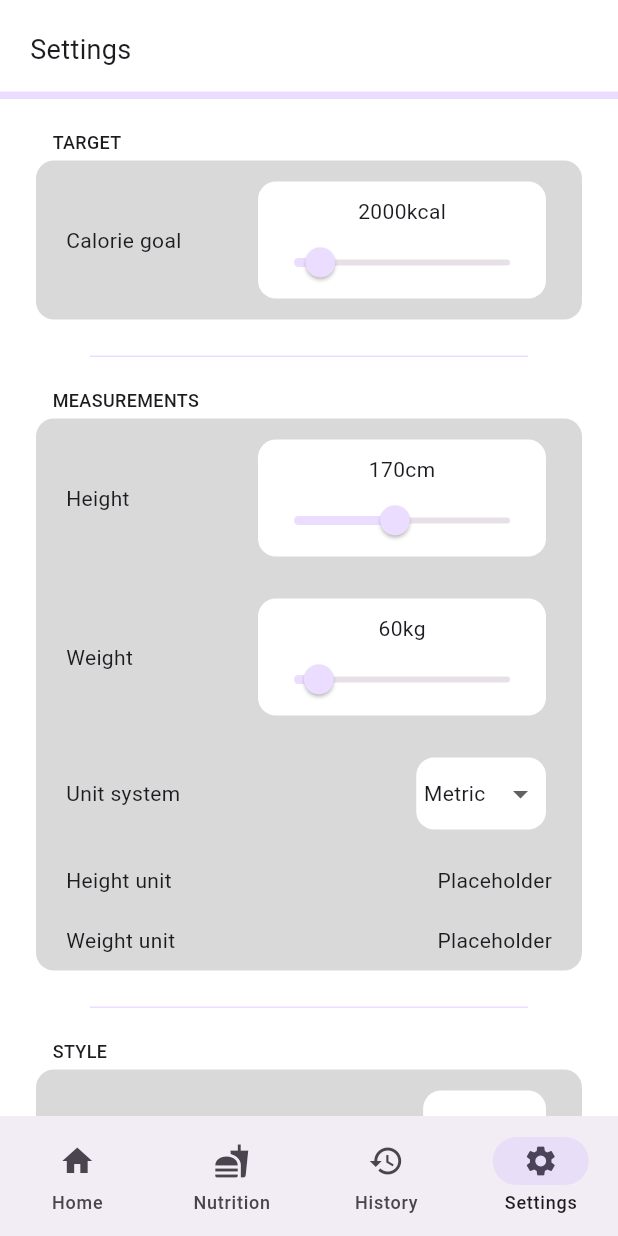
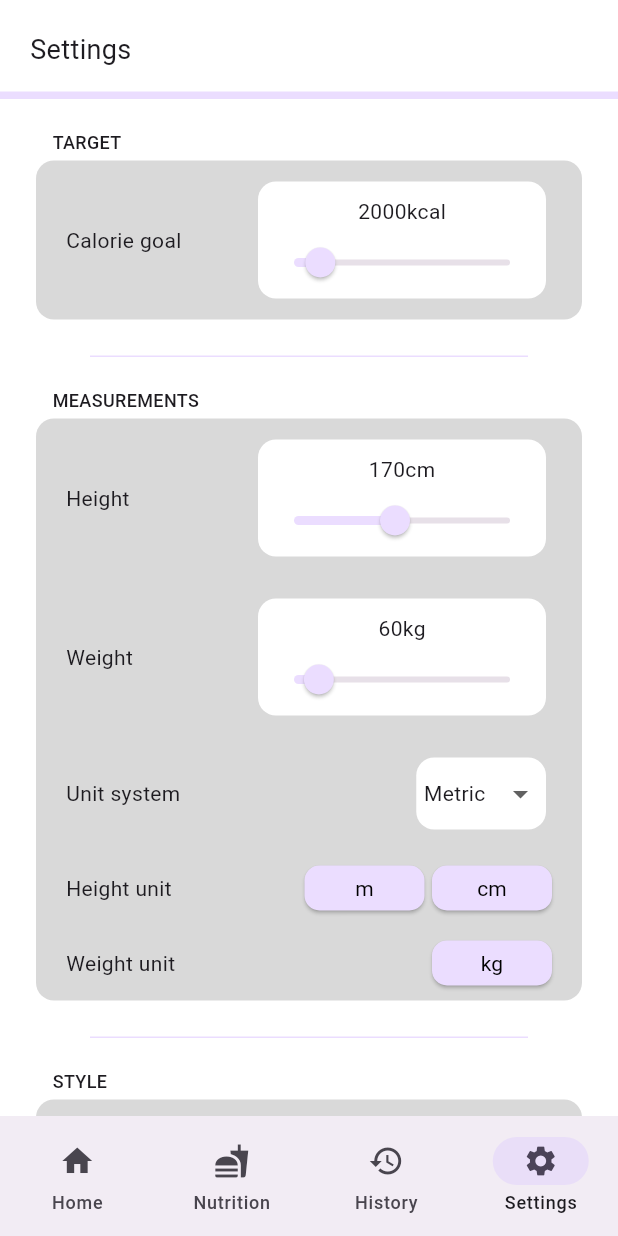
Before and after one commit to smstone0/Caloric, a Flutter app: the screen it shows after launch, item 4 of the bottom bar chosen, on a phone screen of 412 x 824 dp. Run offline on Flutter 3.47's test engine with Material 2 defaults, Android fonts, the phone set to English and light mode, and no system bars; our stand-ins replace sqflite; accounts and stored records are empty.

Commit message:
Add height and weight unit buttons

```diff
--- a/lib/pages/settings_page.dart
+++ b/lib/pages/settings_page.dart
@@ -1,6 +1,7 @@
 import 'package:flutter/material.dart';
 import '../widgets/grey_card.dart';
 import '../databases/settings_database.dart';
+import '../widgets/custom_button.dart';
 
 String capitalise(String text) {
   return "${text[0].toUpperCase()}${text.substring(1).toLowerCase()}";
@@ -90,8 +91,8 @@ class _SettingsPageState extends State<SettingsPage> {
                     rebuildPage: () {
                       setState(() {});
                     }),
-                Text("Placeholder"),
-                Text("Placeholder"),
+                UnitButtons(type: 'height', settings: settings),
+                UnitButtons(type: 'weight', settings: settings),
               ]),
               const SectionSeparator(),
               const SectionTitle(title: "STYLE"),
@@ -112,6 +113,85 @@ class _SettingsPageState extends State<SettingsPage> {
         }
       },
     );
+  }
+}
+
+class UnitButtons extends StatelessWidget {
+  const UnitButtons({super.key, required this.type, required this.settings});
+
+  final String type;
+  final Settings settings;
+
+  @override
+  Widget build(BuildContext context) {
+    List<Widget> buttons = [];
+
+    if (type == 'height') {
+      if (settings.unit == Unit.metric) {
+        buttons = [
+          CustomButton(
+              text: 'm',
+              onPressed: () {},
+              colour: Theme.of(context).colorScheme.primaryContainer,
+              height: 30,
+              width: 80),
+          CustomButton(
+              text: 'cm',
+              onPressed: () {},
+              colour: Theme.of(context).colorScheme.primaryContainer,
+              height: 30,
+              width: 80)
+        ];
+      } else {
+        buttons = [
+          CustomButton(
+              text: 'ft in',
+              onPressed: () {},
+              colour: Theme.of(context).colorScheme.primaryContainer,
+              height: 30,
+              width: 90),
+          CustomButton(
+              text: 'in',
+              onPressed: () {},
+              colour: Theme.of(context).colorScheme.primaryContainer,
+              height: 30,
+              width: 90)
+        ];
+      }
+    } else {
+      if (settings.unit == Unit.metric) {
+        buttons = [
+          CustomButton(
+              text: 'kg',
+              onPressed: () {},
+              colour: Theme.of(context).colorScheme.primaryContainer,
+              height: 30,
+              width: 80)
+        ];
+      } else {
+        buttons = [
+          CustomButton(
+              text: 'lbs',
+              onPressed: () {},
+              colour: Theme.of(context).colorScheme.primaryContainer,
+              height: 30,
+              width: 90),
+          CustomButton(
+              text: 'st lbs',
+              onPressed: () {},
+              colour: Theme.of(context).colorScheme.primaryContainer,
+              height: 30,
+              width: 90)
+        ];
+      }
+    }
+
+    return Wrap(
+        spacing: 5,
+        runSpacing: 5,
+        alignment: WrapAlignment.center,
+        children: buttons);
+    //Rebuild page onPressed
   }
 }
 
```
